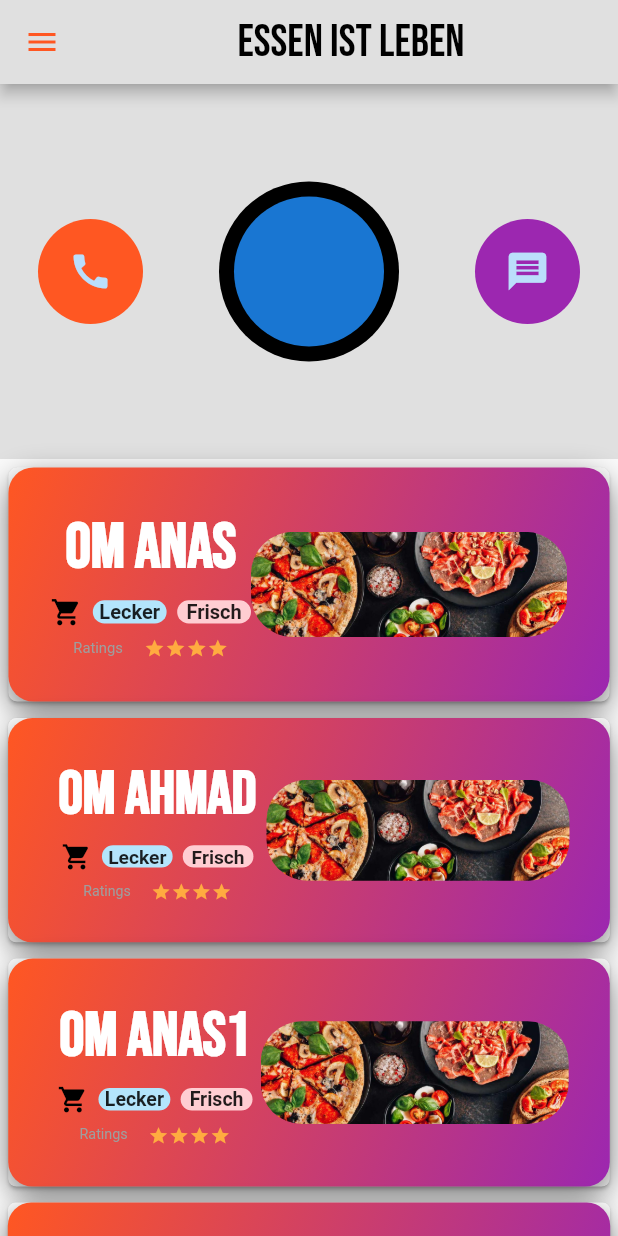
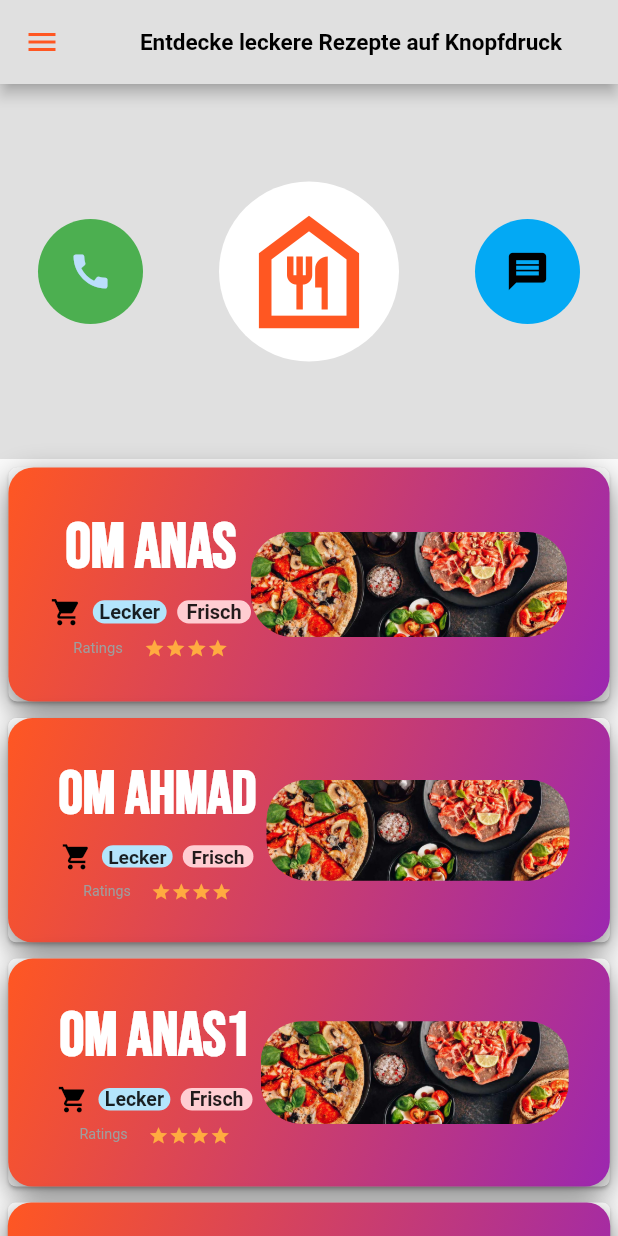
Before and after one commit to TarekNassri/order_app, a Flutter app: the screen it shows once a user with an empty profile is signed in, on a phone screen of 412 x 824 dp. Run offline on Flutter 3.47's test engine with Material 2 defaults, Android fonts, the light colour scheme and no system bars; our stand-ins replace cloud_firestore, email_validator, firebase_auth, firebase_core, geocoding, geolocator and 1 more; accounts and stored records are empty; network calls fail; Roboto replaces fonts that are missing (Entdecke leckere Rezepte auf Knopfdruck).

Commit message:
Frontend Verbesserungen

```diff
--- a/lib/Login_Files/HomePage.dart
+++ b/lib/Login_Files/HomePage.dart
@@ -43,12 +43,6 @@ class _HomePageState extends State<HomePage> with SingleTickerProviderStateMixin
   }
 
 
-
-
-
-
-
-
   @override
   Widget build(BuildContext context) {
     _scale = 1 - _controller.value;
@@ -61,10 +55,14 @@ class _HomePageState extends State<HomePage> with SingleTickerProviderStateMixin
 
           backgroundColor: Colors.grey[300],
           title: Center(
-            child: Text('Essen ist leben',
-              style: GoogleFonts.bebasNeue(
-                  fontSize: 30,
-                  color: Colors.black
+            child: Text(
+              'Entdecke leckere Rezepte auf Knopfdruck',
+
+              style: TextStyle(
+                fontSize: 15.0,
+                fontWeight: FontWeight.bold,
+                color: Colors.black,
+                fontFamily: 'Entdecke leckere Rezepte auf Knopfdruck',
               ),
             ),
           ),
@@ -133,7 +131,7 @@ class _HomePageState extends State<HomePage> with SingleTickerProviderStateMixin
                     mainAxisAlignment: MainAxisAlignment.spaceAround,
                     children: <Widget>[
                       CircleAvatar(
-                        backgroundColor: Colors.deepOrange,
+                        backgroundColor: Colors.green,
                         minRadius: 35.0,
                         child: Icon(
                           Icons.call,
@@ -141,19 +139,27 @@ class _HomePageState extends State<HomePage> with SingleTickerProviderStateMixin
                         ),
                       ),
                       CircleAvatar(
-                        backgroundColor: Colors.black,
+
                         minRadius: 60.0,
+                        backgroundColor: Colors.white,
                         child: CircleAvatar(
+                          backgroundColor: Colors.white,
                           radius: 50.0,
+                          child: Icon(
+                            Icons.food_bank_outlined,
+                            size: 100.0,
+                            color: Colors.deepOrange,
+                          ),
 
                         ),
                       ),
                       CircleAvatar(
-                        backgroundColor: Colors.purple,
+                        backgroundColor: Colors.lightBlue,
                         minRadius: 35.0,
                         child: Icon(
                           Icons.message,
                           size: 30.0,
+                          color: Colors.black,
                         ),
                       ),
                     ],
```
